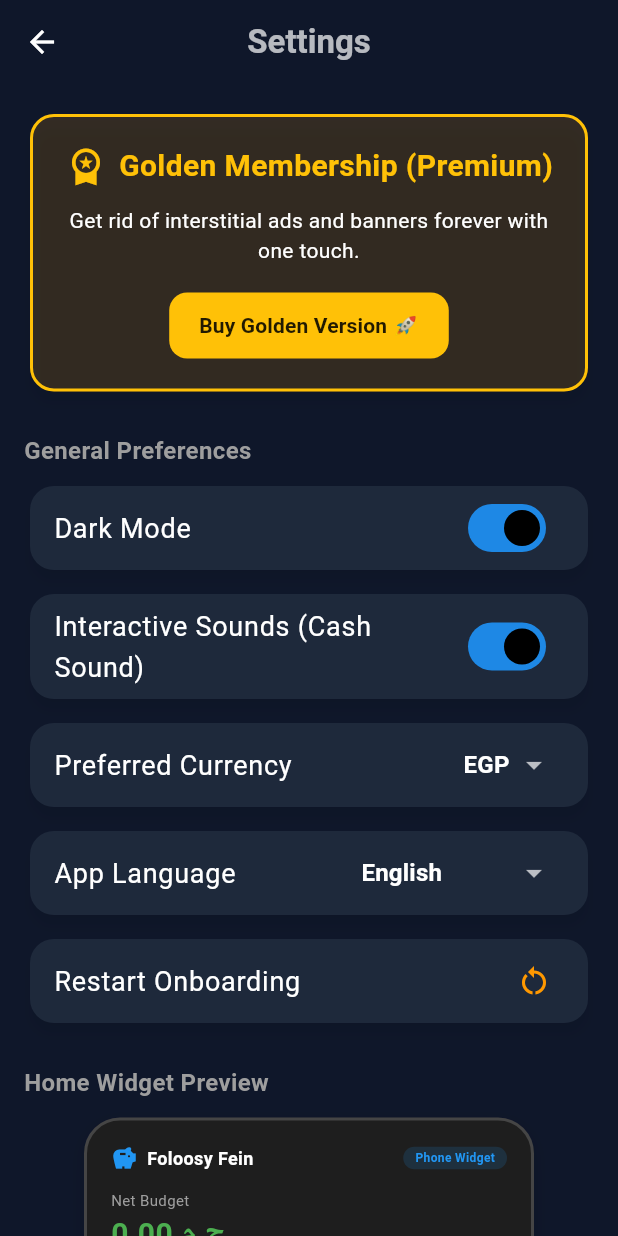
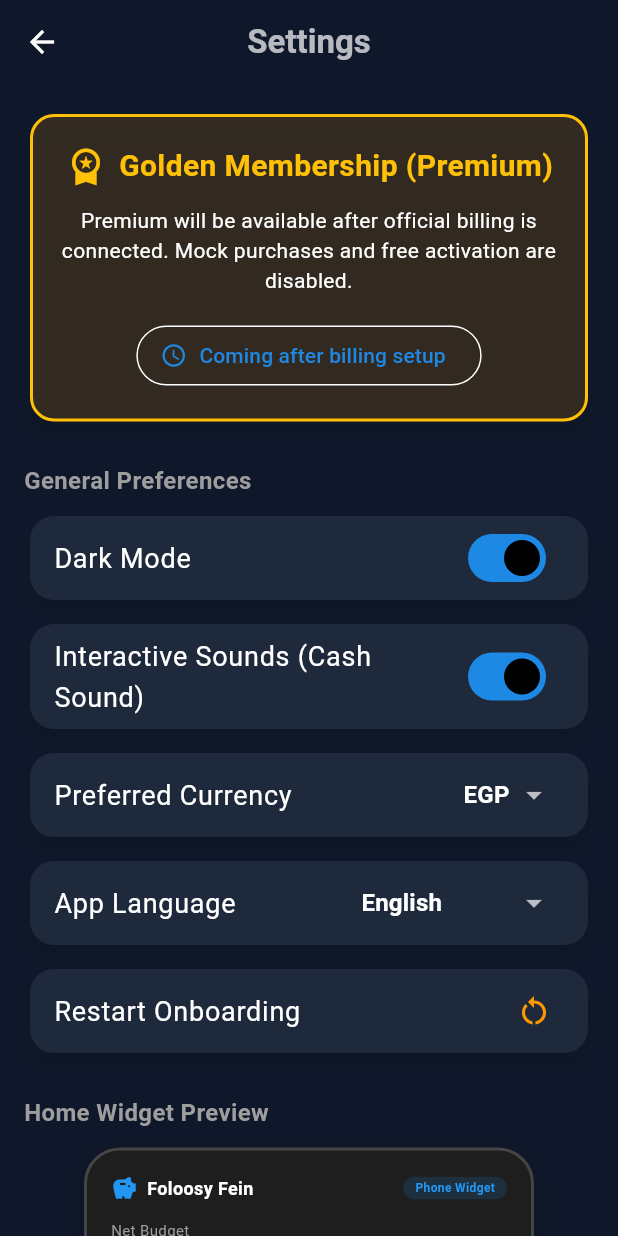
Before and after one commit to yousef-812/flosy_fein, a Flutter app: the SettingsScreen screen opened directly, on a phone screen of 412 x 824 dp. Run offline on Flutter 3.47's test engine with Material 3 defaults, Android fonts, the phone set to English and light mode, and no system bars; our stand-ins replace audioplayers, firebase_analytics, firebase_core, firebase_crashlytics, fl_chart, google_mobile_ads and 4 more; accounts and stored records are empty; network calls fail.

Commit message:
fix(settings): disable mock premium purchase flow

```diff
--- a/lib/screens/settings/settings_screen.dart
+++ b/lib/screens/settings/settings_screen.dart
@@ -7,7 +7,6 @@ import '../../providers/language_provider.dart';
 import '../../core/utils/ad_helper.dart';
 import '../../core/utils/haptic_helper.dart';
 import '../../core/utils/audio_helper.dart';
-import '../../main.dart';
 import '../onboarding/onboarding_screen.dart';
 import '../../widgets/widget_preview.dart';
 import '../../widgets/ad_banner_widget.dart';
@@ -20,54 +19,58 @@ class SettingsScreen extends StatefulWidget {
 }
 
 class _SettingsScreenState extends State<SettingsScreen> {
-  final List<String> _currencies = ['ج.م', 'ر.س', 'د.إ', 'د.ك', 'د.أ', 'ج.س', 'دولار'];
+  final List<String> _currencies = [
+    'ج.م',
+    'ر.س',
+    'د.إ',
+    'د.ك',
+    'د.أ',
+    'ج.س',
+    'دولار',
+  ];
 
-  String _getCurrencyLabel(String key, LanguageProvider lp) {
+  String _getCurrencyLabel(String key, LanguageProvider languageProvider) {
     switch (key) {
-      case 'ج.م': return lp.translate('currency_egp');
-      case 'ر.س': return lp.translate('currency_sar');
-      case 'د.إ': return lp.translate('currency_aed');
-      case 'د.ك': return lp.translate('currency_kwd');
-      case 'د.أ': return lp.translate('currency_jod');
-      case 'ج.س': return lp.translate('currency_sdg');
-      case 'دولار': return lp.translate('currency_usd');
-      default: return key;
+      case 'ج.م':
+        return languageProvider.translate('currency_egp');
+      case 'ر.س':
+        return languageProvider.translate('currency_sar');
+      case 'د.إ':
+        return languageProvider.translate('currency_aed');
+      case 'د.ك':
+        return languageProvider.translate('currency_kwd');
+      case 'د.أ':
+        return languageProvider.translate('currency_jod');
+      case 'ج.س':
+        return languageProvider.translate('currency_sdg');
+      case 'دولار':
+        return languageProvider.translate('currency_usd');
+      default:
+        return key;
     }
   }
 
-  void _upgradeToPremium(LanguageProvider lp) async {
-    showDialog(
+  void _showPremiumComingSoon(LanguageProvider languageProvider) {
+    showDialog<void>(
       context: context,
-      builder: (context) {
+      builder: (dialogContext) {
         return AlertDialog(
-          title: Text(lp.translate('premium_upgrade_btn'), textAlign: TextAlign.center, style: const TextStyle(fontWeight: FontWeight.bold)),
+          title: Text(
+            languageProvider.translate('premium_title'),
+            textAlign: TextAlign.center,
+            style: const TextStyle(fontWeight: FontWeight.bold),
+          ),
           content: Text(
-            lp.translate('premium_upgrade_alert'),
+            languageProvider.isArabic
+                ? 'الشراء غير متاح حاليًا. سيتم تفعيله بعد ربط التطبيق بنظام الدفع الرسمي والتحقق من عمليات الشراء.'
+                : 'Purchasing is not available yet. It will be enabled after official store billing and purchase verification are configured.',
             textAlign: TextAlign.center,
           ),
           actionsAlignment: MainAxisAlignment.center,
           actions: [
-            ElevatedButton(
-              onPressed: () async {
-                await AdHelper.setPremiumStatus(true);
-                if (context.mounted) {
-                  Navigator.pop(context);
-                  setState(() {});
-                  HapticHelper.successTap();
-                  ScaffoldMessenger.of(context).showSnackBar(
-                    SnackBar(
-                      content: Text(lp.translate('premium_success_msg')),
-                      backgroundColor: Colors.amber,
-                    ),
-                  );
-                }
-              },
-              style: ElevatedButton.styleFrom(backgroundColor: Colors.amber),
-              child: Text(lp.translate('premium_buy_mock'), style: const TextStyle(color: Colors.black87, fontWeight: FontWeight.bold)),
-            ),
             TextButton(
-              onPressed: () => Navigator.pop(context),
-              child: Text(lp.translate('cancel')),
+              onPressed: () => Navigator.pop(dialogContext),
+              child: Text(languageProvider.translate('close')),
             ),
           ],
         );
@@ -88,9 +91,8 @@ class _SettingsScreenState extends State<SettingsScreen> {
         centerTitle: true,
       ),
       body: ListView(
-        padding: const EdgeInsets.all(16.0),
+        padding: const EdgeInsets.all(16),
         children: [
-          // Premium Gold Card
           Card(
             color: Colors.amber.shade700.withOpacity(0.15),
             shape: RoundedRectangleBorder(
@@ -98,17 +100,25 @@ class _SettingsScreenState extends State<SettingsScreen> {
               side: const BorderSide(color: Colors.amber, width: 2),
             ),
             child: Padding(
-              padding: const EdgeInsets.all(20.0),
+              padding: const EdgeInsets.all(20),
               child: Column(
                 children: [
                   Row(
                     mainAxisAlignment: MainAxisAlignment.center,
                     children: [
-                      const Icon(Icons.workspace_premium, color: Colors.amber, size: 28),
+                      const Icon(
+                        Icons.workspace_premium,
+                        color: Colors.amber,
+                        size: 28,
+                      ),
                       const SizedBox(width: 8),
                       Text(
                         languageProvider.translate('premium_title'),
-                        style: const TextStyle(fontSize: 20, fontWeight: FontWeight.bold, color: Colors.amber),
+                        style: const TextStyle(
+                          fontSize: 20,
+                          fontWeight: FontWeight.bold,
+                          color: Colors.amber,
+                        ),
                       ),
                     ],
                   ),
@@ -116,22 +126,21 @@ class _SettingsScreenState extends State<SettingsScreen> {
                   Text(
                     AdHelper.isPremiumUser
                         ? languageProvider.translate('premium_body_active')
-                        : languageProvider.translate('premium_body_inactive'),
+                        : languageProvider.isArabic
+                            ? 'النسخة الذهبية ستتوفر بعد ربط الدفع الرسمي. لا توجد حاليًا أي عملية شراء تجريبية أو تفعيل مجاني.'
+                            : 'Premium will be available after official billing is connected. Mock purchases and free activation are disabled.',
                     textAlign: TextAlign.center,
                     style: const TextStyle(fontSize: 14),
                   ),
                   if (!AdHelper.isPremiumUser) ...[
                     const SizedBox(height: 16),
-                    ElevatedButton(
-                      onPressed: () => _upgradeToPremium(languageProvider),
-                      style: ElevatedButton.styleFrom(
-                        backgroundColor: Colors.amber,
-                        foregroundColor: Colors.black87,
-                        shape: RoundedRectangleBorder(borderRadius: BorderRadius.circular(12)),
-                      ),
-                      child: Text(
-                        languageProvider.translate('premium_upgrade_alert_btn'),
-                        style: const TextStyle(fontWeight: FontWeight.bold),
+                    OutlinedButton.icon(
+                      onPressed: () => _showPremiumComingSoon(languageProvider),
+                      icon: const Icon(Icons.schedule),
+                      label: Text(
+                        languageProvider.isArabic
+                            ? 'قريبًا بعد ربط الدفع'
+                            : 'Coming after billing setup',
                       ),
                     ),
                   ],
@@ -140,17 +149,21 @@ class _SettingsScreenState extends State<SettingsScreen> {
             ),
           ),
           const SizedBox(height: 24),
-
           Text(
             languageProvider.translate('general_preferences'),
-            style: const TextStyle(fontSize: 16, color: Colors.grey, fontWeight: FontWeight.bold),
+            style: const TextStyle(
+              fontSize: 16,
+              color: Colors.grey,
+              fontWeight: FontWeight.bold,
+            ),
           ),
           const SizedBox(height: 8),
-
-          // Theme Toggle
           Card(
             child: SwitchListTile(
-              title: Text(languageProvider.translate('dark_mode'), style: const TextStyle(fontSize: 18)),
+              title: Text(
+                languageProvider.translate('dark_mode'),
+                style: const TextStyle(fontSize: 18),
+              ),
               value: themeProvider.isDarkMode,
               onChanged: (value) {
                 HapticHelper.lightTap();
@@ -159,11 +172,12 @@ class _SettingsScreenState extends State<SettingsScreen> {
             ),
           ),
           const SizedBox(height: 8),
-
-          // Sound Toggle
           Card(
             child: SwitchListTile(
-              title: Text(languageProvider.translate('interactive_sounds'), style: const TextStyle(fontSize: 18)),
+              title: Text(
+                languageProvider.translate('interactive_sounds'),
+                style: const TextStyle(fontSize: 18),
+              ),
               value: AudioHelper.isSoundEnabled,
               onChanged: (value) {
                 HapticHelper.lightTap();
@@ -174,89 +188,109 @@ class _SettingsScreenState extends State<SettingsScreen> {
             ),
           ),
           const SizedBox(height: 8),
-
-          // Currency Selector
           Card(
             child: ListTile(
-              title: Text(languageProvider.translate('preferred_currency'), style: const TextStyle(fontSize: 18)),
+              title: Text(
+                languageProvider.translate('preferred_currency'),
+                style: const TextStyle(fontSize: 18),
+              ),
               trailing: DropdownButton<String>(
                 value: transactionProvider.preferredCurrency,
-                underline: const SizedBox(),
-                items: _currencies.map((curr) {
+                underline: const SizedBox.shrink(),
+                items: _currencies.map((currency) {
                   return DropdownMenuItem<String>(
-                    value: curr,
-                    child: Text(_getCurrencyLabel(curr, languageProvider), style: const TextStyle(fontWeight: FontWeight.bold, fontSize: 16)),
+                    value: currency,
+                    child: Text(
+                      _getCurrencyLabel(currency, languageProvider),
+                      style: const TextStyle(
+                        fontWeight: FontWeight.bold,
+                        fontSize: 16,
+                      ),
+                    ),
                   );
                 }).toList(),
                 onChanged: (value) {
-                  if (value != null) {
+                  if (value == null) return;
                   HapticHelper.lightTap();
                   transactionProvider.setPreferredCurrency(value);
-                  }
                 },
               ),
             ),
           ),
           const SizedBox(height: 8),
-
-          // Language Selector Dropdown
           Card(
             child: ListTile(
-              title: Text(languageProvider.translate('app_language'), style: const TextStyle(fontSize: 18)),
+              title: Text(
+                languageProvider.translate('app_language'),
+                style: const TextStyle(fontSize: 18),
+              ),
               trailing: DropdownButton<String>(
                 value: languageProvider.currentLanguage,
-                underline: const SizedBox(),
+                underline: const SizedBox.shrink(),
                 items: const [
                   DropdownMenuItem<String>(
                     value: 'ar',
-                    child: Text('العربية (Arabic)', style: TextStyle(fontWeight: FontWeight.bold, fontSize: 16)),
+                    child: Text(
+                      'العربية (Arabic)',
+                      style: TextStyle(
+                        fontWeight: FontWeight.bold,
+                        fontSize: 16,
+                      ),
+                    ),
                   ),
                   DropdownMenuItem<String>(
                     value: 'en',
-                    child: Text('English', style: TextStyle(fontWeight: FontWeight.bold, fontSize: 16)),
+                    child: Text(
+                      'English',
+                      style: TextStyle(
+                        fontWeight: FontWeight.bold,
+                        fontSize: 16,
+                      ),
+                    ),
                   ),
                 ],
                 onChanged: (value) {
-                  if (value != null) {
+                  if (value == null) return;
                   HapticHelper.lightTap();
                   languageProvider.changeLanguage(value);
-                  }
                 },
               ),
             ),
           ),
           const SizedBox(height: 8),
-
-          // Reset Onboarding Option
           Card(
             child: ListTile(
-              title: Text(languageProvider.translate('reset_onboarding'), style: const TextStyle(fontSize: 18)),
+              title: Text(
+                languageProvider.translate('reset_onboarding'),
+                style: const TextStyle(fontSize: 18),
+              ),
               trailing: const Icon(Icons.restart_alt, color: Colors.orange),
               onTap: () async {
                 HapticHelper.heavyTap();
                 await onboardingProvider.resetOnboarding();
-                if (context.mounted) {
+                if (!context.mounted) return;
                 Navigator.pushAndRemoveUntil(
                   context,
-                    MaterialPageRoute(builder: (_) => const OnboardingScreen()),
+                  MaterialPageRoute(
+                    builder: (_) => const OnboardingScreen(),
+                  ),
                   (route) => false,
                 );
-                }
               },
             ),
           ),
           const SizedBox(height: 24),
-
-          // Widget Preview Section
           Text(
             languageProvider.translate('widget_preview_title'),
-            style: const TextStyle(fontSize: 16, color: Colors.grey, fontWeight: FontWeight.bold),
+            style: const TextStyle(
+              fontSize: 16,
+              color: Colors.grey,
+              fontWeight: FontWeight.bold,
+            ),
           ),
           const SizedBox(height: 12),
           Center(child: WidgetPreview(provider: transactionProvider)),
           const SizedBox(height: 24),
-
-          // About App Info
           Column(
             children: [
               Text(
@@ -266,7 +300,11 @@ class _SettingsScreenState extends State<SettingsScreen> {
               const SizedBox(height: 4),
               Text(
                 languageProvider.translate('tagline'),
-                style: const TextStyle(color: Colors.grey, fontSize: 12, fontStyle: FontStyle.italic),
+                style: const TextStyle(
+                  color: Colors.grey,
+                  fontSize: 12,
+                  fontStyle: FontStyle.italic,
+                ),
               ),
             ],
           ),
```
Lines whose indentation alone changed are shown as unchanged.
